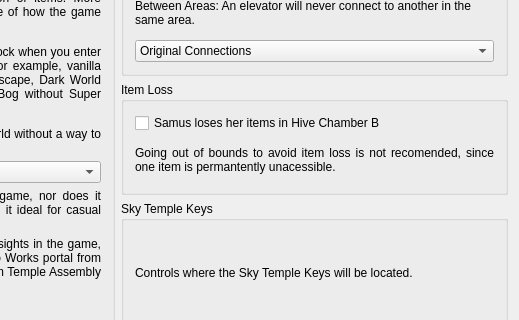
Before: the Qt Designer form randovania/gui/logic_settings_window.ui in randovania/randovania, drawn with Qt 5; both pictures show x 283 to 802 and y 104 to 424 of the 802 by 672 pixel window.
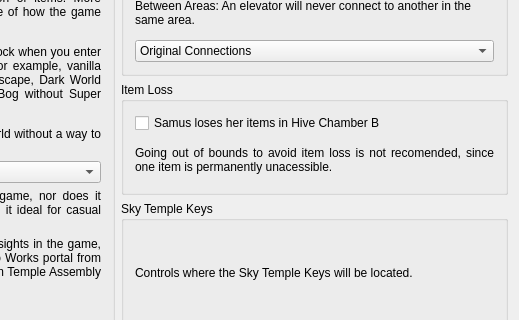
After: the same form once the commit is applied.

What changed in the file:
```diff
--- a/randovania/gui/logic_settings_window.ui
+++ b/randovania/gui/logic_settings_window.ui
@@ -258,7 +258,7 @@
          <item>
           <widget class="QLabel" name="itemloss_description_label">
            <property name="text">
-            <string>&lt;html&gt;&lt;head/&gt;&lt;body&gt;&lt;p align=&quot;justify&quot;&gt;Going out of bounds to avoid item loss is not recomended, since one item is permantently unacessible.&lt;/p&gt;&lt;/body&gt;&lt;/html&gt;</string>
+            <string>&lt;html&gt;&lt;head/&gt;&lt;body&gt;&lt;p align=&quot;justify&quot;&gt;Going out of bounds to avoid item loss is not recomended, since one item is permanently unacessible.&lt;/p&gt;&lt;/body&gt;&lt;/html&gt;</string>
            </property>
            <property name="wordWrap">
             <bool>true</bool>
```
